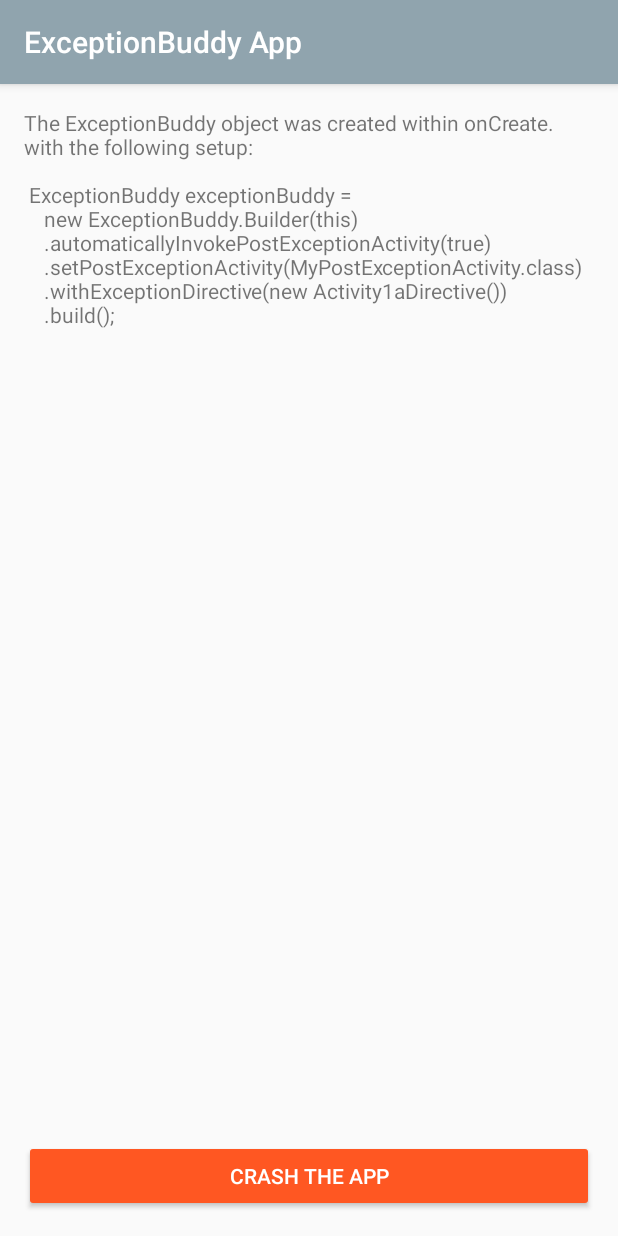
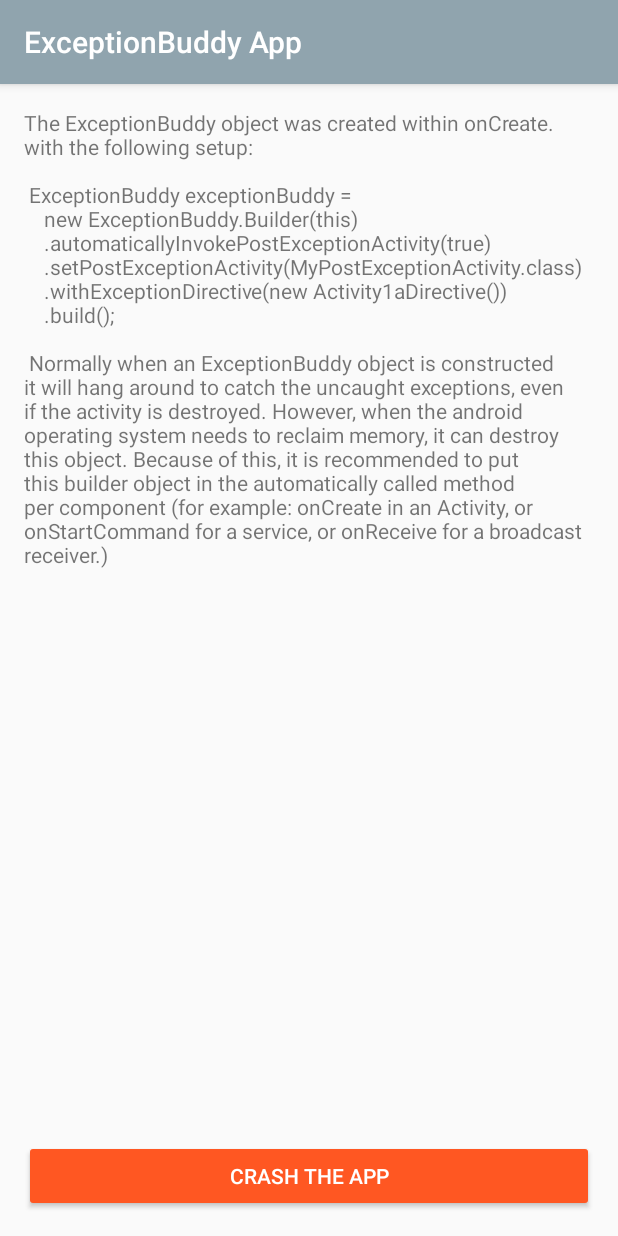
Before and after one commit to Gaineyj0349/ExceptionBuddyApp, an Android app: the Case1Activity screen opened directly, with no data from a screen before it, on a phone screen of 412 x 824 dp. Run offline under Robolectric (Android 15) with nearby library versions, the light colour scheme and no system bars; libraries missing offline, so code that uses them is left out: com.gainwise.exceptionbuddy; 1 statement that could not run was skipped.

Commit message:
update 3

```diff
--- a/app/build.gradle
+++ b/app/build.gradle
@@ -21,7 +21,7 @@ android {
 dependencies {
     implementation fileTree(dir: 'libs', include: ['*.jar'])
     implementation 'com.android.support:appcompat-v7:28.0.0'
-    implementation 'com.github.Gaineyj0349:ExceptionBuddy:1.0.2'
+    implementation 'com.github.Gaineyj0349:ExceptionBuddy:1.0.3'
     implementation 'com.android.support.constraint:constraint-layout:1.1.3'
     implementation 'com.android.support:design:28.0.0'
     testImplementation 'junit:junit:4.12'
--- a/app/src/main/AndroidManifest.xml
+++ b/app/src/main/AndroidManifest.xml
@@ -17,7 +17,7 @@
                 <category android:name="android.intent.category.LAUNCHER" />
             </intent-filter>
         </activity>
-        <activity android:name=".Activity1a"></activity>
+        <activity android:name=".Case1Activity" />
     </application>
 
 </manifest>
--- a/app/src/main/java/com/gainwise/exceptionbuddytestapp/Activity1a.java
+++ b/app/src/main/java/com/gainwise/exceptionbuddytestapp/Case1Activity.java
@@ -9,27 +9,27 @@ import com.gainwise.exceptionbuddy.ExceptionBuddy;
 
 import java.math.BigDecimal;
 
-public class Activity1a extends AppCompatActivity {
+public class Case1Activity extends AppCompatActivity {
 
     @Override
     protected void onCreate(Bundle savedInstanceState) {
         super.onCreate(savedInstanceState);
-        setContentView(R.layout.activity_activity1a);
+        setContentView(R.layout.activity_case1);
 
         ExceptionBuddy exceptionBuddy = new ExceptionBuddy.Builder(this)
                                                 .automaticallyInvokePostExceptionActivity(true)
                                                 .setPostExceptionActivity(MyPostExceptionActivity.class)
-                                                .withExceptionDirective(new Activity1aDirective())
+                                                .withExceptionDirective(new Case1Directive())
                                                 .build();
 
 
 
     }
 
-    public void activity1a_bt1_click(View v){
+    public void case1_bt1_click(View v){
         BigDecimal bd1 = new BigDecimal("23dd");
         BigDecimal bd2 = new BigDecimal(0);
-        TextView tv = findViewById(R.id.activity1a_tv1);
+        TextView tv = findViewById(R.id.case1_tv1);
 
         tv.setText(bd1.divide(bd2).toString());
 
--- a/app/src/main/java/com/gainwise/exceptionbuddytestapp/Activity1aDirective.java
+++ b/app/src/main/java/com/gainwise/exceptionbuddytestapp/Case1Directive.java
@@ -6,7 +6,7 @@ import android.widget.Toast;
 import com.gainwise.exceptionbuddy.ExceptionBuddy;
 import com.gainwise.exceptionbuddy.ExceptionBuddyDirective;
 
-class Activity1aDirective extends ExceptionBuddyDirective {
+class Case1Directive extends ExceptionBuddyDirective {
 
     /*this class is necessary - as the super class contains all of the custom exception handling code.
       an instance of this class must be provided to the ExceptionBuddy builder
@@ -18,7 +18,7 @@ class Activity1aDirective extends ExceptionBuddyDirective {
     public void executeOnException() throws ExceptionBuddy.CrashBuddyException {
 
         //this is where you can place custom code to execute.
-        Toast.makeText(context, "Activity1a crash.", Toast.LENGTH_LONG).show();
+        Toast.makeText(context, "Case1Activity crash.", Toast.LENGTH_LONG).show();
         Log.i("Exception_Buddy_App", "executeOnException called");
 
     }
--- a/app/src/main/java/com/gainwise/exceptionbuddytestapp/MainActivity.java
+++ b/app/src/main/java/com/gainwise/exceptionbuddytestapp/MainActivity.java
@@ -17,7 +17,7 @@ public class MainActivity extends AppCompatActivity {
 
 
     public void main_act_bt1_click(View v){
-        startActivity(new Intent(MainActivity.this, Activity1a.class));
+       startActivity(new Intent(MainActivity.this, Case1Activity.class));
     }
 
     public void main_act_javadocs_click(View v){
--- a/app/src/main/res/layout/activity_activity1a.xml
+++ b/app/src/main/res/layout/activity_case1.xml
@@ -4,14 +4,14 @@
     xmlns:tools="http://schemas.android.com/tools"
     android:layout_width="match_parent"
     android:layout_height="match_parent"
-    tools:context=".Activity1a"
+    tools:context=".Case1Activity"
     android:orientation="vertical"
     android:padding="@dimen/fab_margin">
 
     <TextView
         android:layout_alignParentTop="true"
-        android:id="@+id/activity1a_tv1"
-        android:text="@string/activity1a_tv1"
+        android:id="@+id/case1_tv1"
+        android:text="@string/case1_tv1"
         android:layout_width="match_parent"
         android:layout_height="wrap_content" />
 
@@ -22,8 +22,8 @@
 
         <Button
             style="@style/Widget.AppCompat.Button.Colored"
-            android:onClick="activity1a_bt1_click"
-            android:text="@string/activity1a_bt1"
+            android:onClick="case1_bt1_click"
+            android:text="@string/case1_bt1"
             android:layout_width="match_parent"
             android:layout_height="wrap_content" />
 
--- a/app/src/main/res/values/strings.xml
+++ b/app/src/main/res/values/strings.xml
@@ -2,17 +2,22 @@
     <string name="app_name">ExceptionBuddy App</string>
     <string name="action_settings">Settings</string>
     <string name="main_act_tv1">This app serves to demonstrate the different functionalities of the ExceptionBuddy Library.</string>
-    <string name="main_act_bt1_click">Activity1</string>
-    <string name="activity1a_tv1">The ExceptionBuddy object was created within onCreate. with the following setup:\n\n
+    <string name="main_act_bt1_click">Case 1</string>
+    <string name="case1_tv1">The ExceptionBuddy object was created within onCreate. with the following setup:\n\n
         ExceptionBuddy exceptionBuddy = \n\tnew ExceptionBuddy.Builder(this)
                                                 \n\t.automaticallyInvokePostExceptionActivity(true)
                                                 \n\t.setPostExceptionActivity(MyPostExceptionActivity.class)
                                                 \n\t.withExceptionDirective(new Activity1aDirective())
-                                                \n\t.build();</string>
-    <string name="activity1a_bt1">Crash the App</string>
+                                                \n\t.build();\n\n
+    Normally when an ExceptionBuddy object is constructed it will hang around to catch the uncaught exceptions, even if the activity is destroyed. However, when the android operating system needs to reclaim memory, it can destroy this object. Because of this, it is recommended to put this builder object in the automatically called method per component (for example: onCreate in an Activity, or onStartCommand for a service, or onReceive for a broadcast receiver.)</string>
+    <string name="case1_bt1">Crash the App</string>
     <string name="main_act_lib_source">Library Source Code</string>
     <string name="main_act_app_source">App\'s Source Code</string>
     <string name="main_act_javadocs">Library Javadocs</string>
     <string name="post_act_send_email">Launch Email</string>
     <string name="post_act_finish">Finish</string>
+    <string name="post_act_message">OH NO!!! It looks like there was an error! We do apologize about this! We have captured some vital logs about this crash,
+    and would appreciate if you sent it to us. Just click the email button below to bring up a prepopulated email with all the neccessary information. (nothing will
+    be sent until you confirm in the email).</string>
+
 </resources>
```
Also changed, not shown: app/src/main/java/com/gainwise/exceptionbuddytestapp/MyPostExceptionActivity.java (+33 -1 lines), app/src/main/res/layout/activity_my_post_exception.xml (+23 -0 lines).
